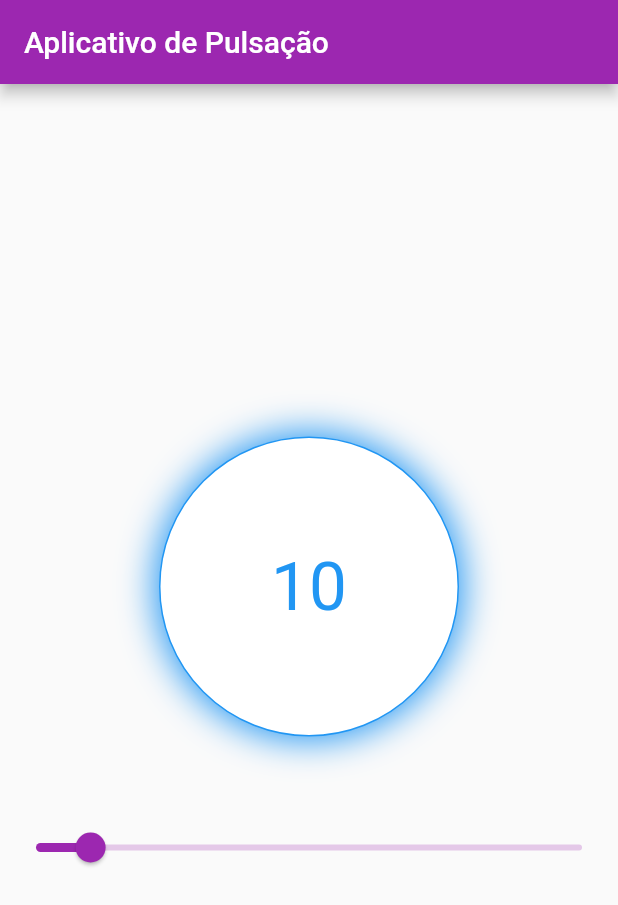
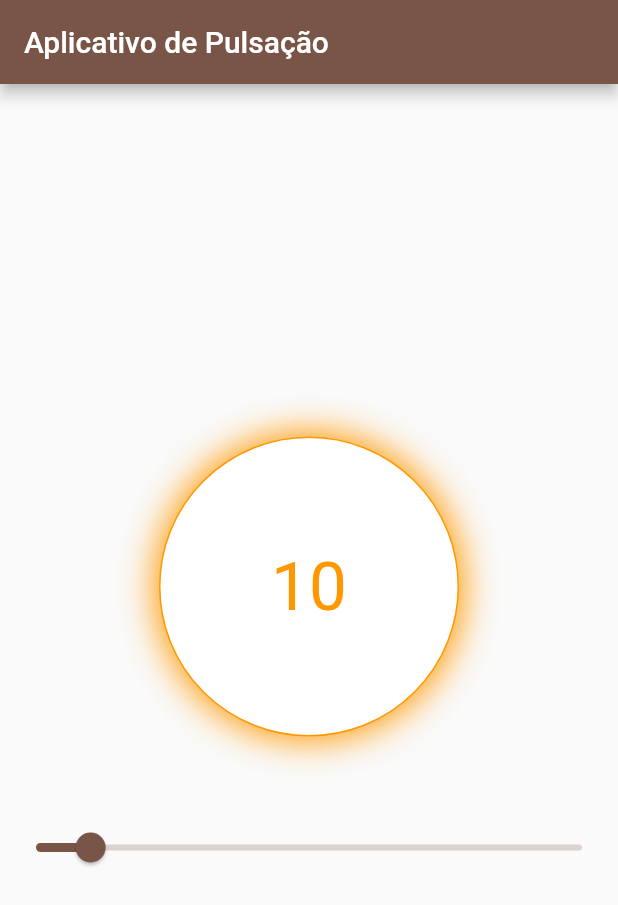
Before and after one commit to murilosouzaalmeida/aplicativo_pulsacao, a Flutter app: the screen it shows after launch, on a phone screen of 412 x 824 dp. Shown: the top 905 px of the screen. Run offline on Flutter 3.47's test engine with Material 2 defaults, Android fonts, the phone set to English and light mode, and no system bars; missing offline and left inert: dart:ffi.

Commit message:
aplicativo versão final

```diff
--- a/lib/main.dart
+++ b/lib/main.dart
@@ -24,7 +24,7 @@ class MyApp extends StatelessWidget {
         // or simply save your changes to "hot reload" in a Flutter IDE).
         // Notice that the counter didn't reset back to zero; the application
         // is not restarted.
-        primarySwatch: Colors.purple,
+        primarySwatch: Colors.brown,
       ),
       home: const HomePage(),
     );
--- a/lib/pulse_button.dart
+++ b/lib/pulse_button.dart
@@ -56,11 +56,11 @@ class _PulseButtonState extends State<PulseButton>
     var color = Colors.white;
 
     if (widget.temperatura < 33) {
-      color = Colors.blue;
+      color = Colors.orange;
     } else if (widget.temperatura > 33 && widget.temperatura < 66) {
-      color = Colors.green;
+      color = Color.fromARGB(255, 255, 72, 0);
     } else if (widget.temperatura > 66) {
-      color = Colors.red;
+      color = Color.fromARGB(255, 167, 11, 0);
     }
 
     return AnimatedBuilder(
```
